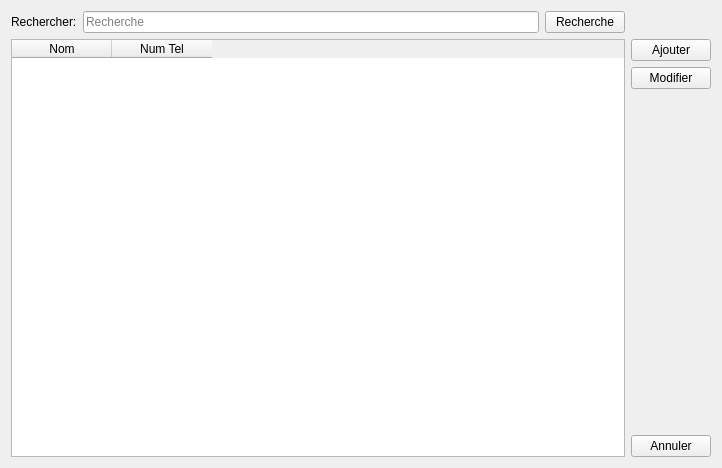
The window that interfaces/fournisseurs.ui (Mehdi-SK/Cosider-TP-App) describes before a commit, drawn with Qt 5.
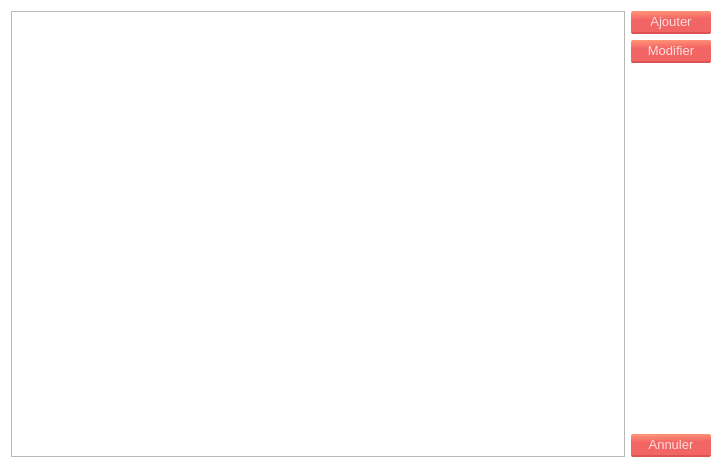
The same window after the commit.

The edit to the form file:
```diff
--- a/interfaces/fournisseurs.ui
+++ b/interfaces/fournisseurs.ui
@@ -13,59 +13,104 @@
   <property name="windowTitle">
    <string>Liste des fournisseurs</string>
   </property>
+  <property name="styleSheet">
+   <string notr="true">*{
+	font: 10pt;
+}
+#Form{
+	
+	background-color: rgb(255, 255, 255);
+	font: 10pt;
+}
+
+.QPushButton{
+	border-radius: 2;
+	background-color: qlineargradient(spread:pad, x1:0.548, y1:1, x2:0.469455, y2:0, stop:0.627119 rgba(242, 101, 101, 255), stop:1 rgba(255, 146, 117, 255));
+	border-bottom: 2px solid;
+	border-bottom-color:rgb(221, 83, 83);
+	padding: 3px 16px;
+	color:rgb(255, 221, 221);	
+	font: 10pt;
+}
+.QPushButton:pressed{
+	background-color: rgb(220, 91, 91);
+	border-bottom-color: rgb(194, 73, 73);
+}
+
+.QLineEdit{
+	border-radius: 2;
+	border-bottom: 2px solid rgb(166, 166, 166);
+	font: 10pt;
+	padding: 3px 6px;
+	
+	background-color:rgb(222, 222, 222);
+}
+
+.QComboBox{
+	border-radius: 2;
+	background-color:rgb(222, 222, 222);
+	border: none;
+	padding: 3px 6px;
+	border-bottom: 2px solid rgb(166, 166, 166);
+}
+.QComboBox::drop-down{
+	 subcontrol-origin: padding;
+    subcontrol-position: top right;
+	
+	border-left-width: 1px;
+    border-left-color: darkgray;
+    border-left-style: solid;
+}
+QComboBox:!editable:on, QComboBox::drop-down:editable:on {
+    background: qlineargradient(x1: 0, y1: 0, x2: 0, y2: 1,
+                                stop: 0 #D3D3D3, stop: 0.4 #D8D8D8,
+                                stop: 0.5 #DDDDDD, stop: 1.0 #E1E1E1);
+}
+QTableWidget{
+	
+}</string>
+  </property>
   <layout class="QGridLayout" name="gridLayout">
-   <item row="0" column="0">
-    <widget class="QLabel" name="label">
-     <property name="text">
-      <string>Rechercher:</string>
-     </property>
-    </widget>
-   </item>
-   <item row="0" column="1">
-    <widget class="QLineEdit" name="lineEdit">
-     <property name="placeholderText">
-      <string>Recherche</string>
-     </property>
-    </widget>
-   </item>
-   <item row="0" column="2">
-    <widget class="QPushButton" name="pushButton_7">
-     <property name="text">
-      <string>Recherche</string>
-     </property>
-    </widget>
-   </item>
-   <item row="1" column="0" colspan="3">
+   <item row="0" column="0" rowspan="4">
     <widget class="QTableWidget" name="tableWidget">
-     <column>
-      <property name="text">
-       <string>Nom</string>
-      </property>
-     </column>
-     <column>
-      <property name="text">
-       <string>Num Tel</string>
-      </property>
-     </column>
+     <property name="editTriggers">
+      <set>QAbstractItemView::NoEditTriggers</set>
+     </property>
+     <property name="selectionMode">
+      <enum>QAbstractItemView::MultiSelection</enum>
+     </property>
+     <property name="selectionBehavior">
+      <enum>QAbstractItemView::SelectRows</enum>
+     </property>
     </widget>
    </item>
-   <item row="1" column="3">
-    <layout class="QVBoxLayout" name="verticalLayout">
-     <item>
-      <widget class="QPushButton" name="pushButton">
+   <item row="0" column="1">
+    <widget class="QPushButton" name="ajouter_button">
+     <property name="maximumSize">
+      <size>
+       <width>100</width>
+       <height>16777215</height>
+      </size>
+     </property>
        <property name="text">
         <string>Ajouter</string>
        </property>
       </widget>
      </item>
-     <item>
-      <widget class="QPushButton" name="pushButton_2">
+   <item row="1" column="1">
+    <widget class="QPushButton" name="modifier_button">
+     <property name="maximumSize">
+      <size>
+       <width>100</width>
+       <height>16777215</height>
+      </size>
+     </property>
        <property name="text">
         <string>Modifier</string>
        </property>
       </widget>
      </item>
-     <item>
+   <item row="2" column="1">
       <spacer name="verticalSpacer">
        <property name="orientation">
         <enum>Qt::Vertical</enum>
@@ -73,19 +118,23 @@
        <property name="sizeHint" stdset="0">
         <size>
          <width>20</width>
-         <height>40</height>
+       <height>357</height>
         </size>
        </property>
       </spacer>
      </item>
-     <item>
+   <item row="3" column="1">
       <widget class="QPushButton" name="annuler_button">
+     <property name="maximumSize">
+      <size>
+       <width>100</width>
+       <height>16777215</height>
+      </size>
+     </property>
        <property name="text">
         <string>Annuler</string>
        </property>
       </widget>
-     </item>
-    </layout>
    </item>
   </layout>
  </widget>
```
Lines whose indentation alone changed are shown as unchanged.
